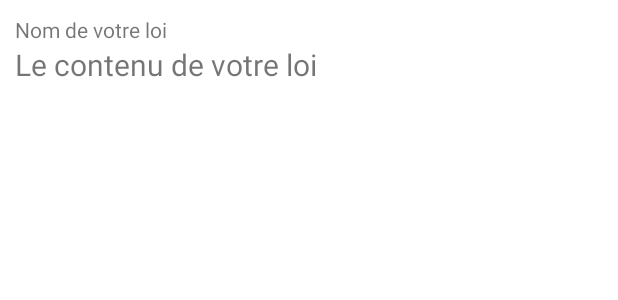
After one commit to xXManntXx/Coral-e, an Android app: the layout adapter_law.xml on its own in the app's theme, with its tools: preview values and no code run, on a phone screen of 412 x 824 dp. The commit adds this screen. Shown: the top 300 px of the screen. Run offline under Robolectric (Android 15) with nearby library versions, the phone set to English and light mode, and no system bars.

Commit message:
Law adapter to show List of Laws

```diff
--- /dev/null
+++ b/app/src/main/res/layout/adapter_law.xml
@@ -0,0 +1,21 @@
+<?xml version="1.0" encoding="utf-8"?>
+<LinearLayout xmlns:android="http://schemas.android.com/apk/res/android"
+    android:orientation="vertical"
+    android:layout_width="match_parent"
+    android:layout_height="match_parent"
+    android:layout_margin="10dp">
+
+    <TextView
+        android:id="@+id/law_name"
+        android:layout_width="wrap_content"
+        android:layout_height="wrap_content"
+        android:text="@string/law_default_name"></TextView>
+
+    <TextView
+        android:id="@+id/law_content"
+        android:layout_width="wrap_content"
+        android:layout_height="wrap_content"
+        android:textSize="20dp"
+        android:text="@string/law_default_content"></TextView>
+
+</LinearLayout>
--- a/app/src/main/res/values/strings.xml
+++ b/app/src/main/res/values/strings.xml
@@ -100,4 +100,6 @@
     </string>
     <!-- TODO: Remove or change this placeholder text -->
     <string name="hello_blank_fragment">Hello blank fragment</string>
+    <string name="law_default_name">Nom de votre loi</string>
+    <string name="law_default_content">Le contenu de votre loi</string>
 </resources>
```
Also changed, not shown: app/src/main/java/com/example/coral_e/MainActivity.java (+2 -7 lines), app/src/main/java/com/example/coral_e/Voting.java (+22 -17 lines), app/src/main/java/com/example/coral_e/adapters/LawAdapter.java (added, +61 -0 lines), app/src/main/res/layout/fragment_voting.xml (+3 -4 lines).
